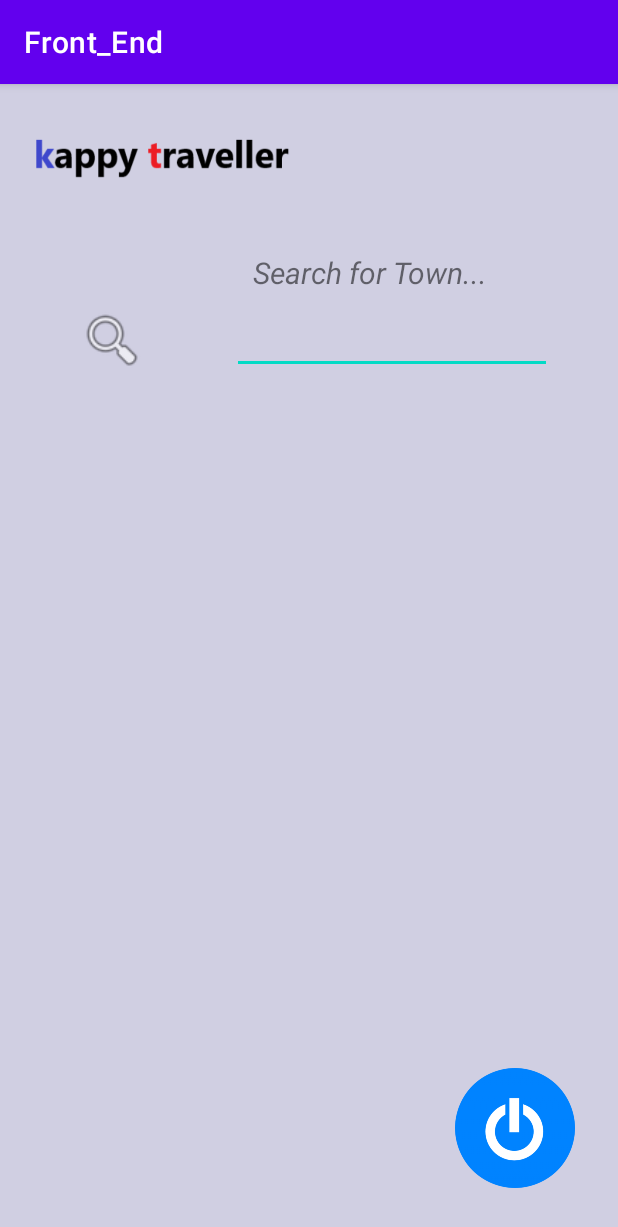
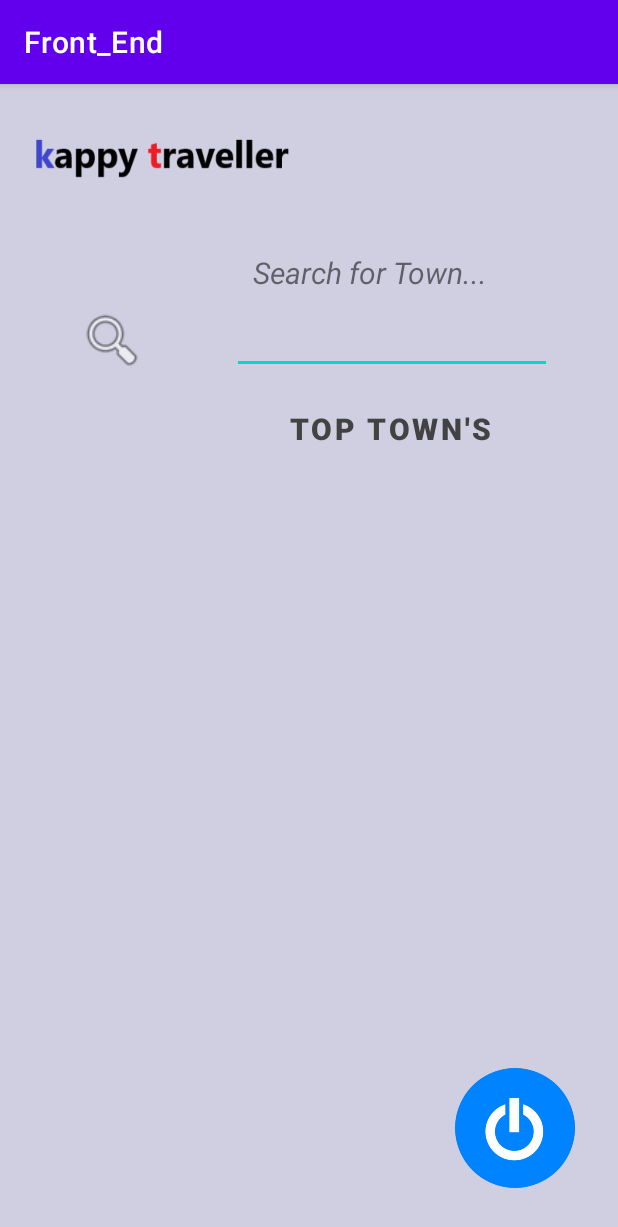
Before and after one commit to cpalazis/TRAVELLER, an Android app: the screen it shows after launch (MainActivity), on a phone screen of 412 x 824 dp. Shown: the top 1227 px of the screen. Run offline under Robolectric (Android 15) with nearby library versions, the phone set to English and light mode, and no system bars; our stand-ins replace Volley.

Commit message:
create button for top Town search incomplete 1.1.1

```diff
--- a/app/build.gradle
+++ b/app/build.gradle
@@ -34,6 +34,7 @@ dependencies {
     implementation 'com.google.android.material:material:1.7.0'
     implementation 'androidx.constraintlayout:constraintlayout:2.1.4'
     implementation 'com.android.volley:volley:1.2.1'
+    implementation 'com.google.code.gson:gson:2.10'
     testImplementation 'junit:junit:4.13.2'
     androidTestImplementation 'androidx.test.ext:junit:1.1.4'
     androidTestImplementation 'androidx.test.espresso:espresso-core:3.5.0'
--- a/app/src/main/java/com/example/front_end/MainActivity.java
+++ b/app/src/main/java/com/example/front_end/MainActivity.java
@@ -3,13 +3,26 @@ package com.example.front_end;
 import androidx.appcompat.app.AppCompatActivity;
 
 import android.annotation.SuppressLint;
+import android.content.Intent;
 import android.os.Bundle;
-import android.view.View;
 import android.widget.Button;
+import android.widget.Toast;
+import com.example.front_end.objects.*;
+import com.example.front_end.utilities.Service;
+import com.example.front_end.utilities.UtilityClass;
+import com.google.gson.Gson;
+import com.google.gson.reflect.TypeToken;
+import org.json.JSONArray;
+import org.json.JSONObject;
+import java.util.ArrayList;
 
 public class MainActivity extends AppCompatActivity {
 
-    private Button exit, search;
+    private Button exit, search, top;
+    Service service = new Service();
+    Gson gson = new Gson();
+    ArrayList list = new ArrayList();
+
 
     @SuppressLint("MissingInflatedId")
     @Override
@@ -19,6 +32,7 @@ public class MainActivity extends AppCompatActivity {
 
         exit = findViewById(R.id.button_exit);
         search = findViewById(R.id.button_search);
+        top = findViewById(R.id.button_top_cities);
 
         exit.setOnClickListener(v -> {
             finish();
@@ -29,6 +43,28 @@ public class MainActivity extends AppCompatActivity {
 
         });
 
+        top.setOnClickListener(v -> {
+            service.getJSONArray(this, "topCities", new Service.VolleyResponseListener() {
+                @Override
+                public void onResponse(JSONObject jsonObject) {
+
+                }
+
+                @Override
+                public void onResponse(JSONArray jsonArray) {
+                    list = gson.fromJson(String.valueOf(jsonArray), new TypeToken<ArrayList<Town>>(){}.getType());
+                    UtilityClass.getInstance().setList(list);
+
+
+                }
+
+                @Override
+                public void onError(String message) {
+                    Toast.makeText(MainActivity.this, message, Toast.LENGTH_LONG).show();
+                }
+            });
+        });
+
     }
 
 
--- a/app/src/main/res/layout/activity_main.xml
+++ b/app/src/main/res/layout/activity_main.xml
@@ -82,4 +82,20 @@
         app:layout_constraintTop_toTopOf="parent"
         app:layout_constraintVertical_bias="1.0" />
 
+    <Button
+        android:id="@+id/button_top_cities"
+        android:layout_width="203dp"
+        android:layout_height="42dp"
+        android:background="@android:color/transparent"
+        android:text="Top Town's"
+        android:textColor="@color/cardview_dark_background"
+        android:textSize="20dp"
+        android:textStyle="bold"
+        app:layout_constraintBottom_toBottomOf="parent"
+        app:layout_constraintEnd_toEndOf="parent"
+        app:layout_constraintHorizontal_bias="0.759"
+        app:layout_constraintStart_toStartOf="parent"
+        app:layout_constraintTop_toBottomOf="@+id/editTextTextMultiLine"
+        app:layout_constraintVertical_bias="0.024" />
+
 </androidx.constraintlayout.widget.ConstraintLayout>
```
